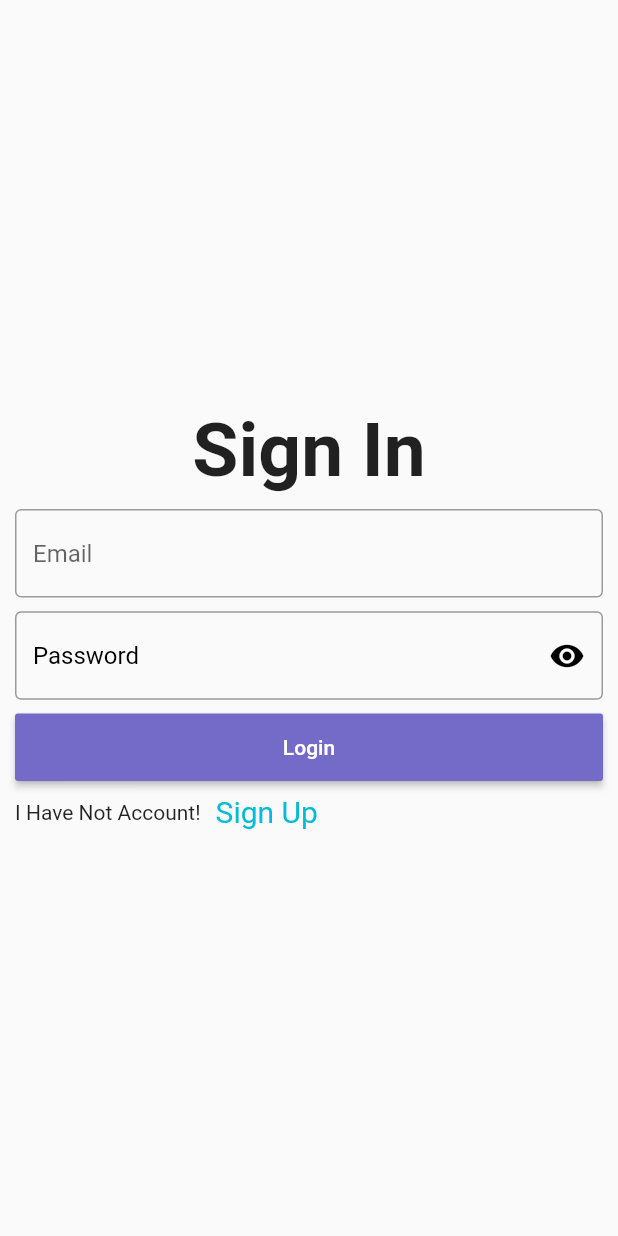
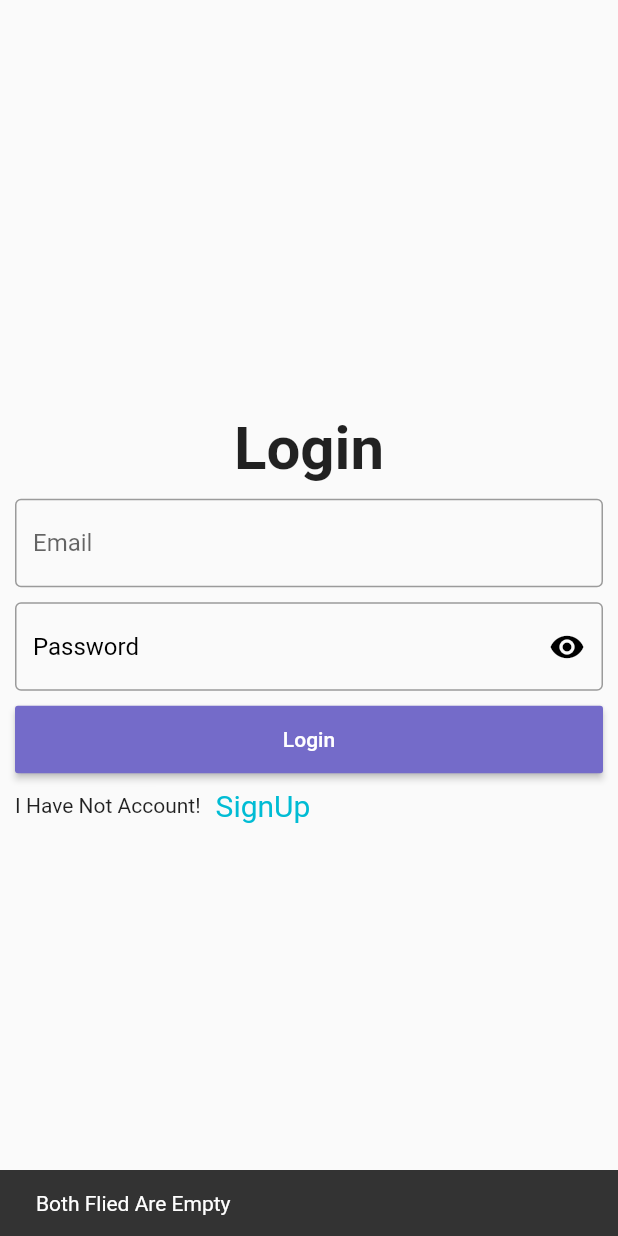
Before and after one commit to ntvien/e-commerce-app, a Flutter app: the SignUp screen opened directly, after a tap on "Sign In", after a tap on "Login", on a phone screen of 412 x 824 dp. Run offline on Flutter 3.47's test engine with Material 2 defaults, Android fonts, the phone set to English and light mode, and no system bars; our stand-ins replace carousel_pro, cloud_firestore, firebase_auth, firebase_core; accounts and stored records are empty.

Commit message:
update authentication sign in

```diff
--- a/lib/screens/signin.dart
+++ b/lib/screens/signin.dart
@@ -1,14 +1,12 @@
 import 'package:e_commerce_app/screens/signup.dart';
 import 'package:e_commerce_app/widgets/change_screen.dart';
+import 'package:e_commerce_app/widgets/my_button.dart';
 import 'package:e_commerce_app/widgets/my_text_form_field.dart';
 import 'package:e_commerce_app/widgets/password_text_form_field.dart';
+// ignore: import_of_legacy_library_into_null_safe
 import 'package:firebase_auth/firebase_auth.dart';
-import 'package:flutter/cupertino.dart';
 import 'package:flutter/material.dart';
 import 'package:flutter/services.dart';
-import '../widgets/my_button.dart';
-
-import 'package:firebase_auth/firebase_auth.dart';
 
 class SignIn extends StatefulWidget {
   @override
@@ -16,95 +14,148 @@ class SignIn extends StatefulWidget {
 }
 
 final GlobalKey<FormState> _formKey = GlobalKey<FormState>();
-final GlobalKey<ScaffoldState> _scaffoldKey = GlobalKey<ScaffoldState>();
+bool isLoading = false;
 String p =
     r'^(([^<>()[\]\\.,;:\s@\"]+(\.[^<>()[\]\\.,;:\s@\"]+)*)|(\".+\"))@((\[[0-9]{1,3}\.[0-9]{1,3}\.[0-9]{1,3}\.[0-9]{1,3}\])|(([a-zA-Z\-0-9]+\.)+[a-zA-Z]{2,}))$';
+
 RegExp regExp = new RegExp(p);
+final TextEditingController email = TextEditingController();
+final TextEditingController userName = TextEditingController();
+final GlobalKey<ScaffoldState> _scaffoldKey = GlobalKey<ScaffoldState>();
+final TextEditingController password = TextEditingController();
+
 bool obserText = true;
 
-String email = "";
-String password = "";
-
 class _SignInState extends State<SignIn> {
-  void validation() async {
-    final FormState? _form = _formKey.currentState;
-    if (!_form!.validate()) {
+  void submit(context) async {
     try {
-        AuthResult userCredential = await FirebaseAuth.instance
-            .createUserWithEmailAndPassword(email: email, password: password);
-        print(userCredential.user!.uid);
-      } on PlatformException catch (e) {
+      setState(() {
+        isLoading = true;
+      });
+      UserCredential result = await FirebaseAuth.instance
+          .signInWithEmailAndPassword(
+          email: email.text, password: password.text);
+      print(result);
+    } on PlatformException catch (error) {
+      var message = "Please Check Your Internet Connection ";
+      if (error.message != null) {
+        message = error.message!;
+      }
       _scaffoldKey.currentState!.showSnackBar(
         SnackBar(
-            content: Text(e.message.toString()),
+          content: Text(message.toString()),
+          duration: Duration(milliseconds: 800),
+          backgroundColor: Theme.of(context).primaryColor,
         ),
       );
+      setState(() {
+        isLoading = false;
+      });
+    } catch (error) {
+      setState(() {
+        isLoading = false;
+      });
+      _scaffoldKey.currentState!.showSnackBar(SnackBar(
+        content: Text(error.toString()),
+        duration: Duration(milliseconds: 800),
+        backgroundColor: Theme.of(context).primaryColor,
+      ));
     }
+
+    setState(() {
+      isLoading = false;
+    });
+  }
+
+  void vaildation() async {
+    if (email.text.isEmpty && password.text.isEmpty) {
+      _scaffoldKey.currentState!.showSnackBar(
+        SnackBar(
+          content: Text("Both Flied Are Empty"),
+        ),
+      );
+    } else if (email.text.isEmpty) {
+      _scaffoldKey.currentState!.showSnackBar(
+        SnackBar(
+          content: Text("Email Is Empty"),
+        ),
+      );
+    } else if (!regExp.hasMatch(email.text)) {
+      _scaffoldKey.currentState!.showSnackBar(
+        SnackBar(
+          content: Text("Please Try Vaild Email"),
+        ),
+      );
+    } else if (password.text.isEmpty) {
+      _scaffoldKey.currentState!.showSnackBar(
+        SnackBar(
+          content: Text("Password Is Empty"),
+        ),
+      );
+    } else if (password.text.length < 8) {
+      _scaffoldKey.currentState!.showSnackBar(
+        SnackBar(
+          content: Text("Password  Is Too Short"),
+        ),
+      );
     } else {
-      print("No");
+      submit(context);
     }
   }
 
   Widget _buildAllPart() {
-    return Container(
-      height: 300,
+    return Expanded(
+      flex: 3,
+      child: Container(
         width: double.infinity,
         child: Column(
-        mainAxisAlignment: MainAxisAlignment.spaceEvenly,
+          mainAxisAlignment: MainAxisAlignment.center,
           children: [
+            Column(
+              children: <Widget>[
                 Text(
-            "Sign In",
-            style: TextStyle(fontSize: 50, fontWeight: FontWeight.bold),
+                  "Login",
+                  style: TextStyle(fontSize: 40, fontWeight: FontWeight.bold),
+                ),
+                SizedBox(
+                  height: 10,
                 ),
                 MyTextFormField(
-            validator: (value) {
-              if (value == "") {
-                return "Please Fill Email";
-              } else if (!regExp.hasMatch(value!)) {
-                return "Email Is Not Invalid";
-              }
-              return "";
-            },
-            onChanged: (value) {
-              setState(() {
-                email = value;
-                print(email);
-              });
-            },
                   name: "Email",
+                  controller: email,
+                ),
+                SizedBox(
+                  height: 10,
                 ),
                 PasswordTextFormField(
                   obserText: obserText,
-            validator: (value) {
-              if (value == "") {
-                return "Please Fill Password";
-              } else if (value!.length < 8) {
-                return "Password Is Too Short";
-              }
-              return "";
-            },
                   name: "Password",
-            onChanged: (value) {
-              setState(() {
-                password = value;
-                print(password);
-              });
-            },
+                  controller: password,
                   onTap: () {
                     FocusScope.of(context).unfocus();
                     setState(() {
-                obserText != obserText;
+                      obserText = !obserText;
                     });
                   },
                 ),
-          MyButton(
+                SizedBox(
+                  height: 10,
+                ),
+                isLoading == false
+                    ? MyButton(
+                  onPressed: () {
+                    vaildation();
+                  },
                   name: "Login",
-            onPressed: () {
-              validation();
-            },
+                )
+                    : Center(
+                  child: CircularProgressIndicator(),
+                ),
+                SizedBox(
+                  height: 10,
                 ),
                 ChangeScreen(
-            name: "Sign Up",
+                    name: "SignUp",
                     whichAccount: "I Have Not Account!",
                     onTap: () {
                       Navigator.of(context).pushReplacement(
@@ -112,9 +163,11 @@ class _SignInState extends State<SignIn> {
                           builder: (ctx) => SignUp(),
                         ),
                       );
-            },
-          )
+                    }),
               ],
+            ),
+          ],
+        ),
       ),
     );
   }
@@ -129,11 +182,12 @@ class _SignInState extends State<SignIn> {
           margin: EdgeInsets.symmetric(horizontal: 10),
           child: Column(
             mainAxisAlignment: MainAxisAlignment.center,
-              children: [
+            children: <Widget>[
               _buildAllPart(),
             ],
           ),
         ),
-        ));
+      ),
+    );
   }
 }
```
Lines whose indentation alone changed are shown as unchanged.
